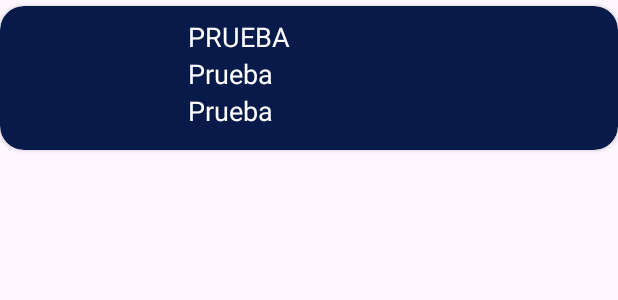
After one commit to luismavlo/moviles-viu-act1, an Android app: the layout item_anime.xml on its own in the app's theme, with its tools: preview values and no code run, on a phone screen of 412 x 824 dp. The commit adds this screen. Shown: the top 300 px of the screen. Run offline under Robolectric (Android 15) with nearby library versions, the phone set to English and light mode, and no system bars.

Commit message:
feat animes screens

```diff
--- a/app/build.gradle.kts
+++ b/app/build.gradle.kts
@@ -41,7 +41,10 @@ dependencies {
     implementation("androidx.appcompat:appcompat:1.6.1")
     implementation("com.google.android.material:material:1.11.0")
     implementation("androidx.constraintlayout:constraintlayout:2.1.4")
+    implementation("androidx.activity:activity:1.8.0")
     testImplementation("junit:junit:4.13.2")
     androidTestImplementation("androidx.test.ext:junit:1.1.5")
     androidTestImplementation("androidx.test.espresso:espresso-core:3.5.1")
+    //
+    implementation("com.squareup.picasso:picasso:2.8")
 }
--- /dev/null
+++ b/app/src/main/java/com/example/films_viu/animes/models/Anime.kt
@@ -0,0 +1,6 @@
+package com.example.films_viu.animes.models
+
+enum class CategoriasAnimes {
+     ADVENTURE, FANTASY, ACTION, FICTION
+}
+data class Anime (var titulo: String, var imgSrc: String, var avgRating: String, var start: String, var categoria: CategoriasAnimes, var isSelected: Boolean= false)
--- a/app/src/main/res/layout/activity_menu.xml
+++ b/app/src/main/res/layout/activity_menu.xml
@@ -12,5 +12,10 @@
         android:layout_width="match_parent"
         android:layout_height="wrap_content"
         android:text="@string/peliculas" />
+    <Button
+        android:id="@+id/btnAnimes"
+        android:layout_width="match_parent"
+        android:layout_height="wrap_content"
+        android:text="@string/animes" />
 
 </LinearLayout>
--- /dev/null
+++ b/app/src/main/res/layout/item_anime.xml
@@ -0,0 +1,52 @@
+<?xml version="1.0" encoding="utf-8"?>
+<androidx.cardview.widget.CardView xmlns:android="http://schemas.android.com/apk/res/android"
+    android:layout_width="match_parent"
+    android:layout_height="wrap_content"
+    xmlns:app="http://schemas.android.com/apk/res-auto"
+    xmlns:tools="http://schemas.android.com/tools"
+    app:cardCornerRadius="16dp"
+    app:cardBackgroundColor="@color/anime_background_card"
+    android:layout_marginVertical="4dp">
+
+    <RelativeLayout
+        android:paddingVertical="8dp"
+        android:layout_width="match_parent"
+        android:layout_height="wrap_content"
+        android:orientation="horizontal">
+
+        <ImageView
+            android:id="@+id/imagenAnime"
+            android:layout_width="80dp"
+            android:layout_height="80dp"
+            android:layout_gravity="center|start"
+            />
+        <TextView
+            android:id="@+id/txtTituloAnime"
+            android:layout_width="wrap_content"
+            android:layout_height="wrap_content"
+            android:textColor="@color/white"
+            android:textSize="18sp"
+            android:layout_marginLeft="125dp"
+            android:textAllCaps="true"
+            tools:text="Prueba"/>
+        <TextView
+            android:id="@+id/txtAverageRating"
+            android:layout_width="wrap_content"
+            android:layout_height="wrap_content"
+            android:textColor="@color/white"
+            android:textSize="18sp"
+            android:layout_marginLeft="125dp"
+            android:layout_below="@+id/txtTituloAnime"
+            tools:text="Prueba"/>
+        <TextView
+            android:id="@+id/txtStartDate"
+            android:layout_width="wrap_content"
+            android:layout_height="wrap_content"
+            android:textColor="@color/white"
+            android:textSize="18sp"
+            android:layout_marginLeft="125dp"
+            android:layout_below="@+id/txtAverageRating"
+            tools:text="Prueba"/>
+    </RelativeLayout>
+
+</androidx.cardview.widget.CardView>
--- a/app/src/main/res/values/colors.xml
+++ b/app/src/main/res/values/colors.xml
@@ -2,7 +2,7 @@
 <resources>
     <color name="black">#FF000000</color>
     <color name="white">#FFFFFFFF</color>
-
+    <color name="anime_background_card">#FF081A4A</color>
     <color name="background_card">#FF081A4A</color>
     <color name="background_app">#010937</color>
 </resources>
--- a/app/src/main/res/values/strings.xml
+++ b/app/src/main/res/values/strings.xml
@@ -2,4 +2,6 @@
     <string name="app_name">films_viu</string>
     <string name="peliculas">Peliculas</string>
     <string name="listado_de_peliculas">Listado de peliculas</string>
+    <string name="animes">Animes</string>
+    <string name="listado_de_animes">Listado de animes</string>
 </resources>
```
Also changed, not shown: app/src/main/AndroidManifest.xml (+5 -4 lines), app/src/main/java/com/example/films_viu/MenuActivity.kt (+9 -1 lines), app/src/main/java/com/example/films_viu/animes/AnimesActivity.kt (added, +40 -0 lines), app/src/main/java/com/example/films_viu/animes/adapters/AnimeAdapter.kt (added, +28 -0 lines), app/src/main/java/com/example/films_viu/animes/views/AnimeViewHolder.kt (added, +22 -0 lines), app/src/main/res/layout/activity_animes.xml (added, +33 -0 lines).
